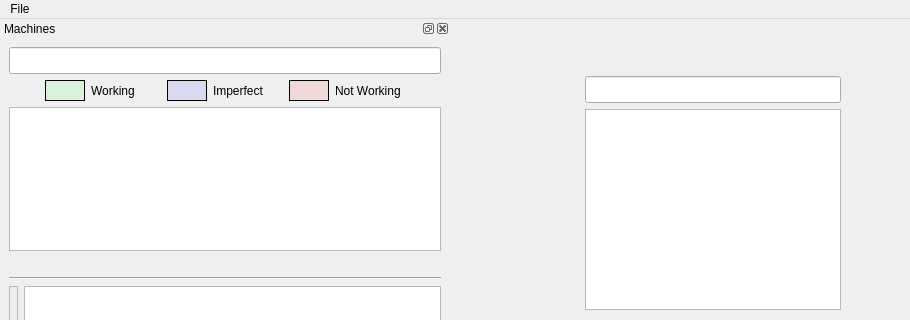
Qt form branches/src/UIMain.ui (pasnox/xmessgui) before a commit; both pictures show x 0 to 910 and y 0 to 320 of the 910 by 528 pixel window.
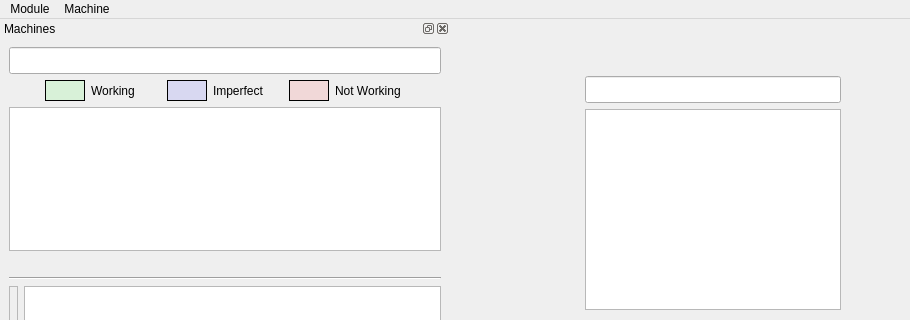
The same form after that commit. Custom widgets are drawn as their Qt base class.

The edit to the form file:
```diff
--- a/branches/src/UIMain.ui
+++ b/branches/src/UIMain.ui
@@ -79,18 +79,26 @@
      <x>0</x>
      <y>0</y>
      <width>910</width>
-     <height>23</height>
+     <height>21</height>
     </rect>
    </property>
-   <widget class="QMenu" name="mFile">
+   <widget class="QMenu" name="mModule">
     <property name="title">
-     <string>File</string>
+     <string>Module</string>
     </property>
     <addaction name="aSettings"/>
     <addaction name="separator"/>
     <addaction name="aQuit"/>
    </widget>
-   <addaction name="mFile"/>
+   <widget class="QMenu" name="mMachine">
+    <property name="title">
+     <string>Machine</string>
+    </property>
+    <addaction name="aStartMachine"/>
+    <addaction name="aStartMachineRom"/>
+   </widget>
+   <addaction name="mModule"/>
+   <addaction name="mMachine"/>
   </widget>
   <widget class="QDockWidget" name="dwLog">
    <property name="windowTitle">
```
Left out of the diff: 17 changed lines with no effect on the pictures.
